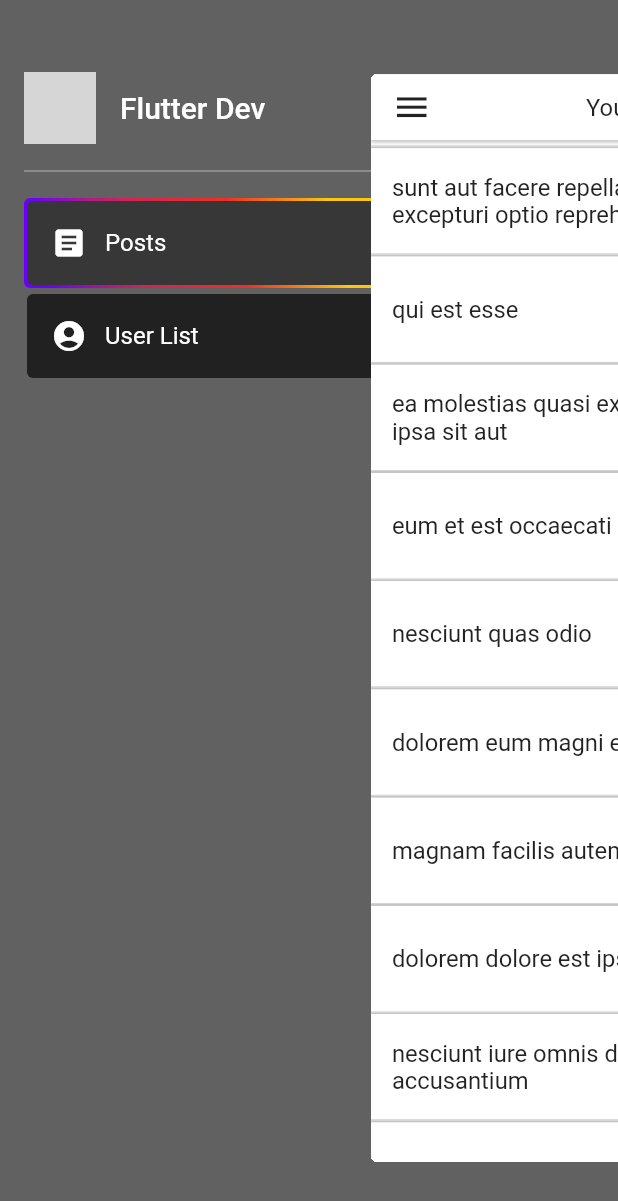
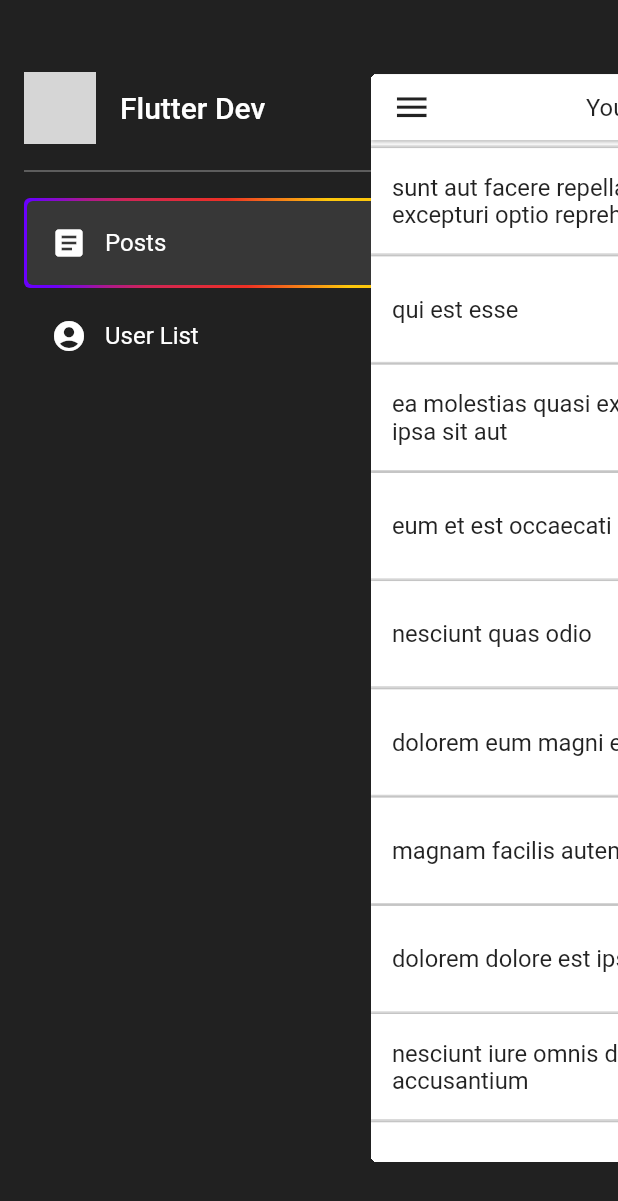
Before and after one commit to proarea-co/proarea_animation, a Flutter app: the screen it shows after launch, on a phone screen of 412 x 824 dp. Shown: the top 1201 px of the screen. Run offline on Flutter 3.47's test engine with Material 2 defaults, Android fonts, the phone set to English and light mode, and no system bars; our stand-ins replace auto_route, dio, equatable, flutter_bloc, get_it, injectable and 5 more; missing offline and left inert: shared_preferences_web; generated files the repository leaves out were written again; network calls fail; statements that could not run were skipped; grey boxes are pictures that could not be loaded.

Commit message:
Fixed Themes

```diff
--- a/lib/themes/dark/dark_theme_data.dart
+++ b/lib/themes/dark/dark_theme_data.dart
@@ -2,4 +2,7 @@ part of '../theme_app.dart';
 
 final _darkThemeData = ThemeData(
   brightness: Brightness.dark,
+  extensions: [
+    AppMenuItemStyles.dark(),
+  ],
 );
--- /dev/null
+++ b/lib/themes/extensions/extensions.dart
@@ -0,0 +1,90 @@
+import 'package:flutter/material.dart';
+
+@immutable
+class AppMenuItemStyles extends ThemeExtension<AppMenuItemStyles> {
+  final LinearGradient gradient;
+  final Color selectedColor;
+  final Color unSelectedColor;
+  final Color backgroundColor;
+
+  const AppMenuItemStyles._({
+    required this.gradient,
+    required this.selectedColor,
+    required this.unSelectedColor,
+    required this.backgroundColor,
+  });
+
+  factory AppMenuItemStyles.dark() {
+    return const AppMenuItemStyles._(
+      gradient: LinearGradient(
+        colors: [
+          Color(0xFF6A00FC),
+          Color(0xFF6E02F5),
+          Color(0xFF7B06E0),
+          Color(0xFF8F0EBF),
+          Color(0xFFAB1891),
+          Color(0xFFCF2557),
+          Color(0xFFEE3024),
+          Color(0xFFFDC70C),
+        ],
+        begin: Alignment.bottomLeft,
+        end: Alignment.topRight,
+        stops: [0.05, 0.08, 0.1, 0.15, 0.2, 0.3, 0.55, 0.8],
+      ),
+      selectedColor: Color(0xFF373737),
+      unSelectedColor: Color(0xFF212121),
+      backgroundColor: Color(0xFF212121),
+    );
+  }
+  factory AppMenuItemStyles.light() {
+    return const AppMenuItemStyles._(
+      gradient: LinearGradient(
+        colors: [
+          Color(0xFF6A00FC),
+          Color(0xFF6E02F5),
+          Color(0xFF7B06E0),
+          Color(0xFF8F0EBF),
+          Color(0xFFAB1891),
+          Color(0xFFCF2557),
+          Color(0xFFEE3024),
+          Color(0xFFFDC70C),
+        ],
+        begin: Alignment.bottomLeft,
+        end: Alignment.topRight,
+        stops: [0.05, 0.08, 0.1, 0.15, 0.2, 0.3, 0.55, 0.8],
+      ),
+      selectedColor: Color(0xFF373737),
+      unSelectedColor: Color(0xFF212121),
+      backgroundColor: Color(0xFF212121),
+    );
+  }
+
+  @override
+  ThemeExtension<AppMenuItemStyles> lerp(
+      ThemeExtension<AppMenuItemStyles>? other, double t) {
+    if (other is! AppMenuItemStyles) {
+      return this;
+    }
+    return copyWith(
+      gradient: LinearGradient.lerp(gradient, other.gradient, t),
+      selectedColor: Color.lerp(selectedColor, other.selectedColor, t),
+      unSelectedColor: Color.lerp(unSelectedColor, other.unSelectedColor, t),
+      backgroundColor: Color.lerp(unSelectedColor, other.unSelectedColor, t),
+    );
+  }
+
+  @override
+  ThemeExtension<AppMenuItemStyles> copyWith({
+    LinearGradient? gradient,
+    Color? selectedColor,
+    Color? unSelectedColor,
+    Color? backgroundColor,
+  }) {
+    return AppMenuItemStyles._(
+      gradient: gradient ?? this.gradient,
+      selectedColor: selectedColor ?? this.selectedColor,
+      unSelectedColor: unSelectedColor ?? this.unSelectedColor,
+      backgroundColor: backgroundColor ?? this.backgroundColor,
+    );
+  }
+}
--- a/lib/themes/light/light_theme_data.dart
+++ b/lib/themes/light/light_theme_data.dart
@@ -6,6 +6,9 @@ final _lightThemeData = ThemeData(
     error: LightStyleConstants.error,
     tertiary: LightStyleConstants.charcoalTint3,
   ),
+  extensions: [
+    AppMenuItemStyles.light(),
+  ],
   textTheme: const TextTheme(
     headline1: TextStyle(
       color: LightStyleConstants.white,
--- a/lib/themes/theme_app.dart
+++ b/lib/themes/theme_app.dart
@@ -2,6 +2,7 @@ import 'package:flutter/material.dart';
 
 import '../l10n/localization_helper.dart';
 import 'constants/light_style_constants.dart';
+import 'extensions/extensions.dart';
 
 part 'dark/dark_theme_data.dart';
 part 'light/light_theme_data.dart';
@@ -38,4 +39,5 @@ enum ThemeType {
 extension BuildContextExt on BuildContext {
   TextTheme get textTheme => Theme.of(this).textTheme;
   ColorScheme get colorScheme => Theme.of(this).colorScheme;
+  T? extension<T>() => Theme.of(this).extension<T>();
 }
--- a/lib/ui/pages/home/components/app_menu_item.dart
+++ b/lib/ui/pages/home/components/app_menu_item.dart
@@ -1,6 +1,8 @@
 import 'package:flutter/material.dart';
 
 import '../../../../models/tab_item/tab_item.dart';
+import '../../../../themes/extensions/extensions.dart';
+import '../../../../themes/theme_app.dart';
 
 class AppMenuItem extends StatelessWidget {
   final TabItem routeItem;
@@ -14,22 +16,16 @@ class AppMenuItem extends StatelessWidget {
     this.selected = false,
   });
 
-  LinearGradient _getGradient() {
-    return const LinearGradient(
-      colors: [
-        Color(0xFF6A00FC),
-        Color(0xFF6E02F5),
-        Color(0xFF7B06E0),
-        Color(0xFF8F0EBF),
-        Color(0xFFAB1891),
-        Color(0xFFCF2557),
-        Color(0xFFEE3024),
-        Color(0xFFFDC70C),
-      ],
-      begin: Alignment.bottomLeft,
-      end: Alignment.topRight,
-      stops: [0.05, 0.08, 0.1, 0.15, 0.2, 0.3, 0.55, 0.8],
-    );
+  Color? _getColor(BuildContext context) {
+    final extension = context.extension<AppMenuItemStyles>();
+    final selectedColor = extension?.selectedColor;
+    final unSelectedColor = extension?.unSelectedColor;
+
+    return selected ? selectedColor : unSelectedColor;
+  }
+
+  LinearGradient? _getGradient(BuildContext context) {
+    return selected ? context.extension<AppMenuItemStyles>()?.gradient : null;
   }
 
   @override
@@ -38,7 +34,7 @@ class AppMenuItem extends StatelessWidget {
       margin: const EdgeInsets.only(bottom: 2),
       decoration: BoxDecoration(
         borderRadius: BorderRadius.circular(4),
-        gradient: selected ? _getGradient() : null,
+        gradient: _getGradient(context),
       ),
       padding: const EdgeInsets.all(2),
       child: GestureDetector(
@@ -46,7 +42,7 @@ class AppMenuItem extends StatelessWidget {
         child: Container(
           decoration: BoxDecoration(
             borderRadius: BorderRadius.circular(4),
-            color: selected ? const Color(0xFF373737) : const Color(0xFF212121),
+            color: _getColor(context),
           ),
           padding: const EdgeInsets.all(16),
           child: Row(
--- a/lib/ui/pages/home/home_page.dart
+++ b/lib/ui/pages/home/home_page.dart
@@ -10,6 +10,8 @@ import '../../../di/di.dart';
 import '../../../l10n/localization_helper.dart';
 import '../../../models/tab_item/tab_item.dart';
 import '../../../routes/router.dart';
+import '../../../themes/extensions/extensions.dart';
+import '../../../themes/theme_app.dart';
 import '../../views/base_builders/app_builder.dart';
 import 'components/app_menu_item.dart';
 
@@ -101,18 +103,26 @@ class _HomePageState extends State<HomePage>
               onHorizontalDragUpdate: _onDragUpdate,
               child: AnimatedBuilder(
                   animation: _cubit.animation,
-                  builder: (_, __) {
-                    return Stack(
-                      children: [
-                        _buildSideTab(state),
-                        _buildPage(child),
-                      ],
-                    );
-                  }),
+                  builder: (_, __) => _buildContent(state, child)),
             );
           },
         );
       },
+    );
+  }
+
+  Widget _buildContent(HomeState state, Widget child) {
+    final extension = context.extension<AppMenuItemStyles>();
+    return Container(
+      color: extension?.backgroundColor,
+      child: SafeArea(
+        child: Stack(
+          children: [
+            _buildSideTab(state),
+            _buildPage(child),
+          ],
+        ),
+      ),
     );
   }
 
```
